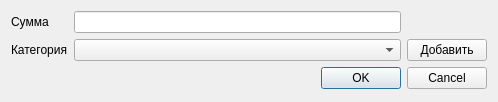
The window that bookkeeper/view/AddUpdateDialog.ui (sliv2001/bookkeeper) describes before a commit, drawn with Qt 5.
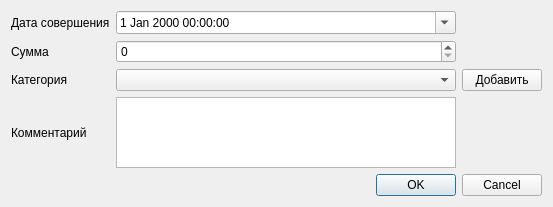
The same window after the commit.

Diff of the .ui file:
```diff
--- a/bookkeeper/view/AddUpdateDialog.ui
+++ b/bookkeeper/view/AddUpdateDialog.ui
@@ -6,10 +6,16 @@
    <rect>
     <x>0</x>
     <y>0</y>
-    <width>498</width>
-    <height>102</height>
+    <width>553</width>
+    <height>207</height>
    </rect>
   </property>
+  <property name="sizePolicy">
+   <sizepolicy hsizetype="Preferred" vsizetype="Preferred">
+    <horstretch>0</horstretch>
+    <verstretch>0</verstretch>
+   </sizepolicy>
+  </property>
   <property name="windowTitle">
    <string>Dialog</string>
   </property>
@@ -19,30 +25,68 @@
   <layout class="QVBoxLayout" name="verticalLayout">
    <item>
     <layout class="QGridLayout" name="gridLayout_4">
-     <item row="1" column="0">
+     <item row="2" column="0">
       <widget class="QLabel" name="label_2">
        <property name="text">
         <string>Категория</string>
        </property>
       </widget>
      </item>
-     <item row="0" column="1">
-      <widget class="QLineEdit" name="lineEdit"/>
+     <item row="2" column="2">
+      <widget class="QPushButton" name="pushButton">
+       <property name="text">
+        <string>Добавить</string>
+       </property>
+      </widget>
      </item>
-     <item row="1" column="1">
+     <item row="4" column="1">
+      <widget class="QPlainTextEdit" name="plainTextEdit">
+       <property name="plainText">
+        <string/>
+       </property>
+      </widget>
+     </item>
+     <item row="2" column="1">
       <widget class="QComboBox" name="comboBox"/>
      </item>
-     <item row="0" column="0">
+     <item row="1" column="0">
       <widget class="QLabel" name="label">
        <property name="text">
         <string>Сумма</string>
        </property>
       </widget>
      </item>
-     <item row="1" column="2">
-      <widget class="QPushButton" name="pushButton">
+     <item row="4" column="0">
+      <widget class="QLabel" name="label_4">
        <property name="text">
-        <string>Добавить</string>
+        <string>Комментарий</string>
+       </property>
+      </widget>
+     </item>
+     <item row="0" column="0">
+      <widget class="QLabel" name="label_3">
+       <property name="text">
+        <string>Дата совершения</string>
+       </property>
+      </widget>
+     </item>
+     <item row="0" column="1">
+      <widget class="QDateTimeEdit" name="dateTimeEdit">
+       <property name="focusPolicy">
+        <enum>Qt::StrongFocus</enum>
+       </property>
+       <property name="calendarPopup">
+        <bool>true</bool>
+       </property>
+      </widget>
+     </item>
+     <item row="1" column="1">
+      <widget class="QSpinBox" name="spinBox">
+       <property name="maximum">
+        <number>1000000000</number>
+       </property>
+       <property name="singleStep">
+        <number>100</number>
        </property>
       </widget>
      </item>
```
Left out of the diff: 18 changed lines with no effect on the pictures.
